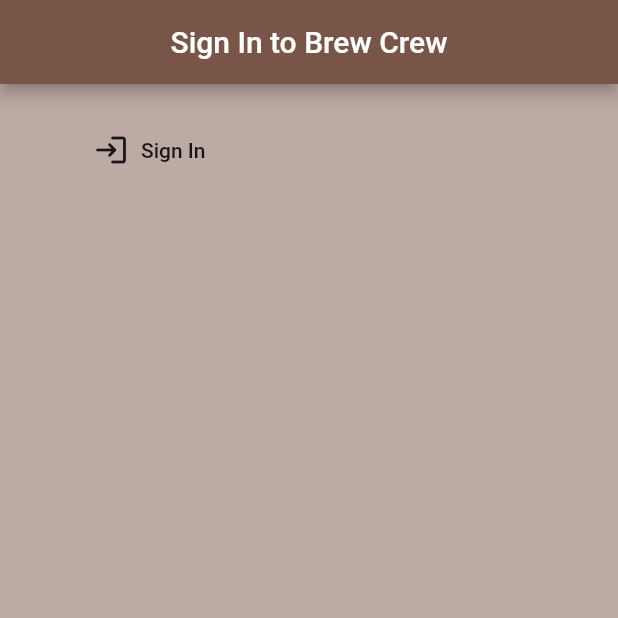
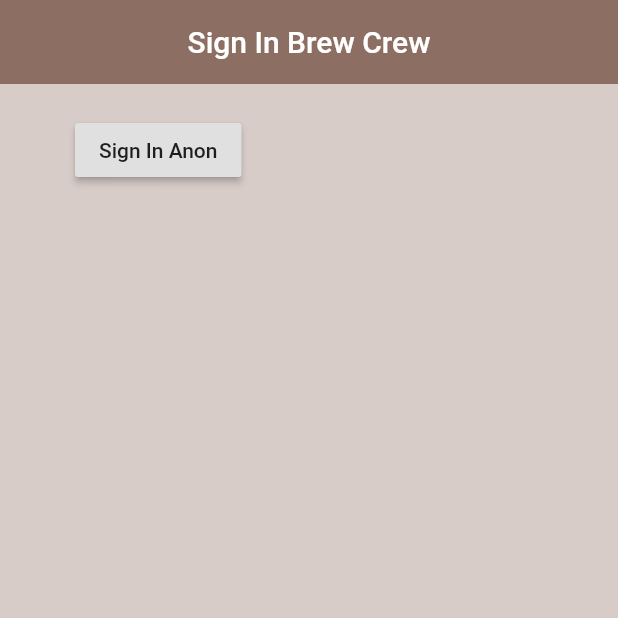
Before and after one commit to IshaanKarnik/brew_crew, a Flutter app: the screen it shows after launch, on a phone screen of 412 x 824 dp, the top half of it. Run offline on Flutter 3.47's test engine with Material 2 defaults, Android fonts, the phone set to English and light mode, and no system bars; our stand-ins replace firebase_auth, firebase_core; accounts and stored records are empty.

Commit message:
Chapter 7 Complete

```diff
--- a/lib/main.dart
+++ b/lib/main.dart
@@ -1,6 +1,7 @@
+import 'package:brew_crew/screens/wrapper.dart';
+import 'package:firebase_core/firebase_core.dart';
 import 'package:flutter/material.dart';
 import 'package:brew_crew/screens/wrapper.dart';
-import 'package:firebase_core/firebase_core.dart';
 
 void main() {
   WidgetsFlutterBinding.ensureInitialized();
@@ -8,24 +9,25 @@ void main() {
 }
 
 class MyApp extends StatelessWidget {
+  // This widget is the root of your application.
   final Future<FirebaseApp> _initialization = Firebase.initializeApp();
-  // This widget is the root of your application.
   @override
   Widget build(BuildContext context) {
+    // return MaterialApp(
+    //   home: Wrapper(),
+    // );
     return FutureBuilder(
       future: _initialization,
       builder: (context, snapshot) {
         if (snapshot.hasError) {
-          print("Error in Firebase.initializeApp()");
-          return null;
+          print('Failed to initialize firebase');
         }
         if (snapshot.connectionState == ConnectionState.done) {
           return MaterialApp(
             home: Wrapper(),
           );
         }
-        print("Loading");
-        return null;
+        print('Initializing Flutter');
       },
     );
   }
--- /dev/null
+++ b/lib/models/user.dart
@@ -0,0 +1,4 @@
+class User {
+  final String uid;
+  User({this.uid});
+}
--- a/lib/screens/authenticate/sign_in.dart
+++ b/lib/screens/authenticate/sign_in.dart
@@ -1,5 +1,5 @@
+import 'package:flutter/material.dart';
 import 'package:brew_crew/services/auth.dart';
-import 'package:flutter/material.dart';
 
 class SignIn extends StatefulWidget {
   @override
@@ -12,28 +12,27 @@ class _SignInState extends State<SignIn> {
   @override
   Widget build(BuildContext context) {
     return Scaffold(
-      backgroundColor: Colors.brown[200],
+      backgroundColor: Colors.brown[100],
       appBar: AppBar(
-        backgroundColor: Colors.brown[500],
-        title: Text('Sign In to Brew Crew'),
+        backgroundColor: Colors.brown[400],
+        title: Text('Sign In Brew Crew'),
         centerTitle: true,
+        elevation: 0.0,
       ),
       body: Container(
         padding: EdgeInsets.symmetric(
           vertical: 20.0,
           horizontal: 50.0,
         ),
-        child: FlatButton.icon(
+        child: RaisedButton(
+          child: Text('Sign In Anon'),
           onPressed: () async {
             dynamic result = await _authService.signInAnon();
-            if (result == null) {
-              print('Error Signing In');
-            } else {
-              print(result);
-            }
+            if (result == null)
+              print('Error Signing in');
+            else
+              print('Result : ${result.uid}');
           },
-          icon: Icon(Icons.login_rounded),
-          label: Text('Sign In'),
         ),
       ),
     );
--- a/pubspec.yaml
+++ b/pubspec.yaml
@@ -25,7 +25,6 @@ dependencies:
     sdk: flutter
   firebase_core: ^0.7.0
   firebase_auth: ^0.20.0+1
-  cloud_firestore: ^0.16.0
 
 
   # The following adds the Cupertino Icons font to your application.
```
Also changed, not shown: lib/services/auth.dart (+24 -15 lines), pubspec.lock.
